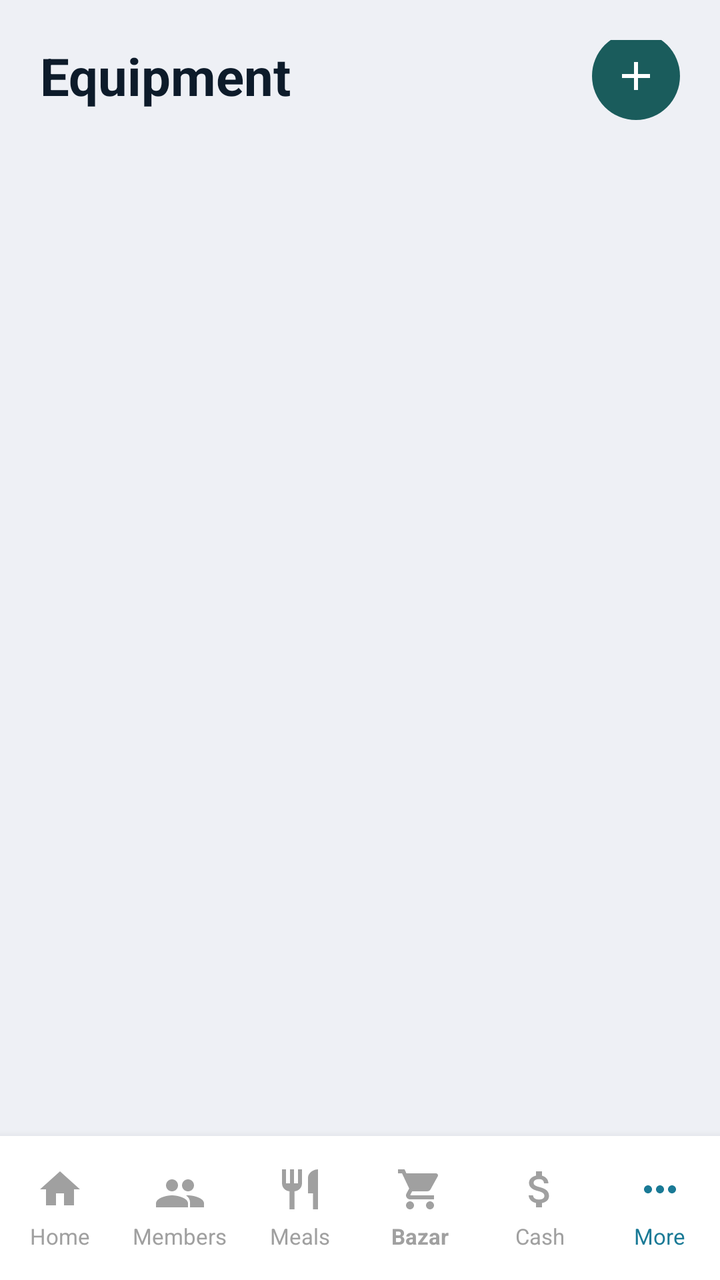
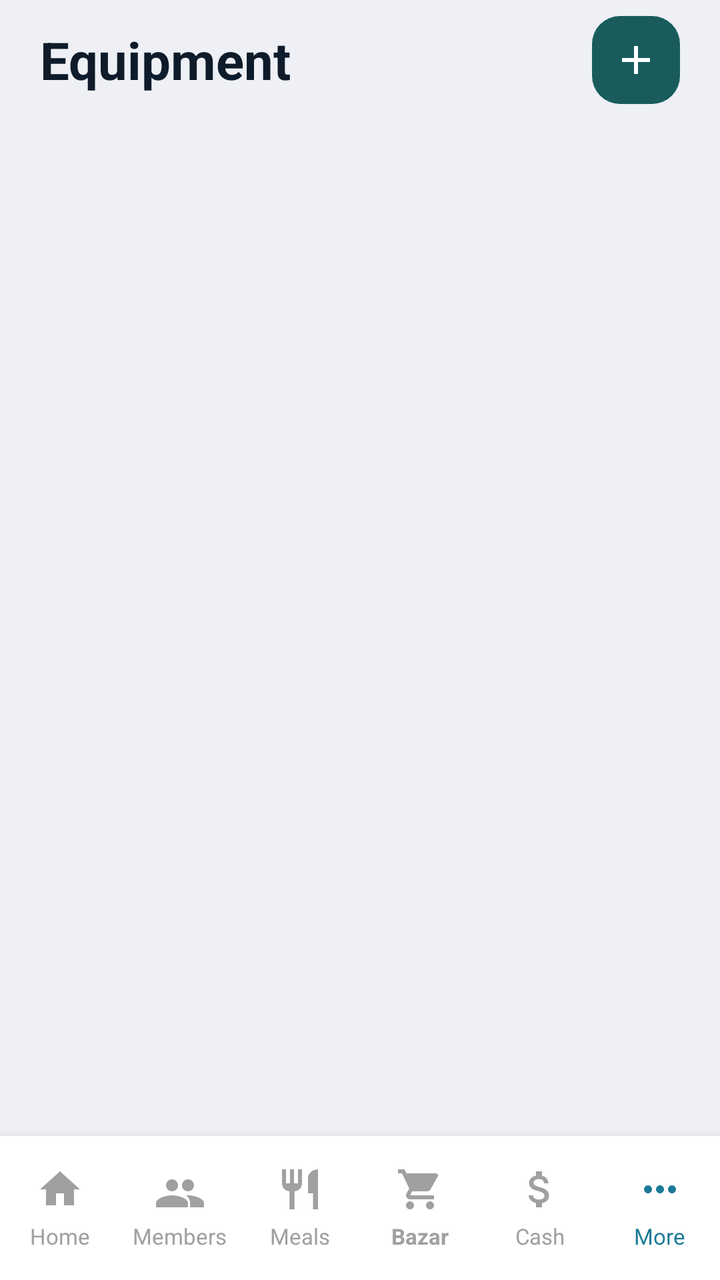

Two renders of the same Android screen: before a commit and after it. Below are the layout's source before the change and the commit's diff.
<!-- AndroidManifest.xml: application theme Theme.MessManagement -->
<!-- res/layout/activity_equipment.xml -->
<?xml version="1.0" encoding="utf-8"?>
<LinearLayout
    xmlns:android="http://schemas.android.com/apk/res/android"
    xmlns:app="http://schemas.android.com/apk/res-auto"
    android:layout_width="match_parent"
    android:layout_height="match_parent"
    android:orientation="vertical"
    android:background="#EEF0F5">

    
    <RelativeLayout
        android:layout_width="match_parent"
        android:layout_height="wrap_content"
        android:paddingHorizontal="20dp"
        android:paddingTop="20dp"
        android:paddingBottom="12dp">

        <TextView
            android:layout_width="wrap_content"
            android:layout_height="wrap_content"
            android:layout_centerVertical="true"
            android:text="Equipment"
            android:textColor="#0D1B2A"
            android:textSize="26sp"
            android:textStyle="bold" />

        <ImageButton
            android:id="@+id/btnAddEquipment"
            android:layout_width="44dp"
            android:layout_height="44dp"
            android:layout_alignParentEnd="true"
            android:layout_centerVertical="true"
            android:background="@drawable/bg_circle_teal"
            android:src="@drawable/ic_add"
            android:contentDescription="Add Equipment" />

    </RelativeLayout>

    
    <androidx.recyclerview.widget.RecyclerView
        android:id="@+id/rvEquipment"
        android:layout_width="match_parent"
        android:layout_height="0dp"
        android:layout_weight="1"
        android:paddingTop="8dp"
        android:paddingBottom="8dp"
        android:clipToPadding="false" />

    <LinearLayout
        android:id="@+id/bottom_nav"
        android:layout_width="match_parent"
        android:layout_height="72dp"
        android:background="@drawable/bottom_nav_background"
        android:baselineAligned="false"
        android:elevation="8dp"
        android:orientation="horizontal"
        app:layout_constraintBottom_toBottomOf="parent">

        
        <LinearLayout
            android:id="@+id/btn_home_layout"
            android:layout_width="0dp"
            android:layout_height="match_parent"
            android:layout_weight="1"
            android:clickable="true"
            android:focusable="true"
            android:background="?attr/selectableItemBackground"
            android:gravity="center"
            android:orientation="vertical">
            <ImageView
                android:layout_width="24dp"
                android:layout_height="24dp"
                android:contentDescription="@string/nav_home"
                android:src="@drawable/ic_home"
                app:tint="@color/nav_inactive" />
            <TextView
                android:layout_width="wrap_content"
                android:layout_height="wrap_content"
                android:layout_marginTop="4dp"
                android:text="@string/nav_home"
                android:textColor="@color/nav_inactive"
                android:textSize="11sp" />
        </LinearLayout>

        
        <LinearLayout
            android:id="@+id/btn_member_layout"
            android:layout_width="0dp"
            android:layout_height="match_parent"
            android:layout_weight="1"
            android:clickable="true"
            android:focusable="true"
            android:background="?attr/selectableItemBackground"
            android:gravity="center"
            android:orientation="vertical">
            <ImageView
                android:layout_width="24dp"
                android:layout_height="24dp"
                android:contentDescription="@string/nav_members"
                android:src="@drawable/ic_members"
                app:tint="@color/nav_inactive" />
            <TextView
                android:layout_width="wrap_content"
                android:layout_height="wrap_content"
                android:layout_marginTop="4dp"
                android:text="@string/nav_members"
                android:textColor="@color/nav_inactive"
                android:textSize="11sp" />
        </LinearLayout>

        
        <LinearLayout
            android:id="@+id/btn_meals_layout"
            android:layout_width="0dp"
            android:layout_height="match_parent"
            android:layout_weight="1"
            android:clickable="true"
            android:focusable="true"
            android:background="?attr/selectableItemBackground"
            android:gravity="center"
            android:orientation="vertical">
            <ImageView
                android:layout_width="24dp"
                android:layout_height="24dp"
                android:contentDescription="@string/nav_meals"
                android:src="@drawable/ic_meals"
                app:tint="@color/nav_inactive" />
            <TextView
                android:layout_width="wrap_content"
                android:layout_height="wrap_content"
                android:layout_marginTop="4dp"
                android:text="@string/nav_meals"
                android:textColor="@color/nav_inactive"
                android:textSize="11sp" />
        </LinearLayout>

        
        <LinearLayout
            android:id="@+id/btn_bazar_layout"
            android:layout_width="0dp"
            android:layout_height="match_parent"
            android:layout_weight="1"
            android:clickable="true"
            android:focusable="true"
            android:background="?attr/selectableItemBackground"
            android:gravity="center"
            android:orientation="vertical">
            <ImageView
                android:layout_width="24dp"
                android:layout_height="24dp"
                android:contentDescription="@string/nav_bazar"
                android:src="@drawable/ic_bazar"
                app:tint="@color/nav_inactive" />
            <TextView
                android:layout_width="wrap_content"
                android:layout_height="wrap_content"
                android:layout_marginTop="4dp"
                android:text="@string/nav_bazar"
                android:textColor="@color/nav_inactive"
                android:textSize="11sp"
                android:textStyle="bold" />
        </LinearLayout>

        
        <LinearLayout
            android:id="@+id/btn_cash_layout"
            android:layout_width="0dp"
            android:layout_height="match_parent"
            android:layout_weight="1"
            android:clickable="true"
            android:focusable="true"
            android:background="?attr/selectableItemBackground"
            android:gravity="center"
            android:orientation="vertical">
            <ImageView
                android:layout_width="24dp"
                android:layout_height="24dp"
                android:contentDescription="@string/nav_cash"
                android:src="@drawable/ic_cash"
                app:tint="@color/nav_inactive" />
            <TextView
                android:layout_width="wrap_content"
                android:layout_height="wrap_content"
                android:layout_marginTop="4dp"
                android:text="@string/nav_cash"
                android:textColor="@color/nav_inactive"
                android:textSize="11sp" />
        </LinearLayout>

        
        <LinearLayout
            android:id="@+id/btn_more_layout"
            android:layout_width="0dp"
            android:layout_height="match_parent"
            android:layout_weight="1"
            android:clickable="true"
            android:focusable="true"
            android:background="?attr/selectableItemBackground"
            android:gravity="center"
            android:orientation="vertical">
            <ImageView
                android:layout_width="24dp"
                android:layout_height="24dp"
                android:contentDescription="@string/nav_more"
                android:src="@drawable/ic_more"
                app:tint="@color/nav_active" />
            <TextView
                android:layout_width="wrap_content"
                android:layout_height="wrap_content"
                android:layout_marginTop="4dp"
                android:text="@string/nav_more"
                android:textColor="@color/nav_active"
                android:textSize="11sp" />
        </LinearLayout>

    </LinearLayout>





</LinearLayout>
<!-- resources referenced by this layout -->
<resources>
  <color name="nav_active">#1a7a96</color>
  <color name="nav_inactive">#a0a0a0</color>
  <!-- drawable bg_circle_teal (drawable) -->
  <?xml version="1.0" encoding="utf-8"?>
  <shape xmlns:android="http://schemas.android.com/apk/res/android"
      android:shape="oval">
      <solid android:color="#1A5C5C" />
  </shape>
  <!-- drawable bottom_nav_background (drawable) -->
  <?xml version="1.0" encoding="utf-8"?>
  <shape xmlns:android="http://schemas.android.com/apk/res/android">
      <solid android:color="@color/white" />
  </shape>
  <!-- drawable ic_add (drawable) -->
  <vector xmlns:android="http://schemas.android.com/apk/res/android"
      android:width="24dp"
      android:height="24dp"
      android:viewportWidth="24"
      android:viewportHeight="24">
      <path
          android:fillColor="@android:color/white"
          android:pathData="M19,13H13V19H11V13H5V11H11V5H13V11H19V13Z" />
  </vector>
  <!-- drawable ic_home (drawable) -->
  <vector xmlns:android="http://schemas.android.com/apk/res/android"
      android:width="24dp"
      android:height="24dp"
      android:viewportWidth="24"
      android:viewportHeight="24">
      <path
          android:fillColor="@android:color/black"
          android:pathData="M10,20V14H14V20H19V12H22L12,3L2,12H5V20H10Z" />
  </vector>
  <!-- drawable ic_meals (drawable) -->
  <vector xmlns:android="http://schemas.android.com/apk/res/android"
      android:width="24dp"
      android:height="24dp"
      android:viewportWidth="24"
      android:viewportHeight="24">
      <path
          android:fillColor="@android:color/black"
          android:pathData="M11,9H9V2H7V9H5V2H3V9C3,11.12 4.66,12.84 6.75,12.97V22H9.25V12.97C11.34,12.84 13,11.12 13,9V2H11V9M16,6V14H18.5V22H21V2C18.24,2 16,4.24 16,6Z" />
  </vector>
  <!-- drawable ic_members (drawable) -->
  <vector xmlns:android="http://schemas.android.com/apk/res/android"
      android:width="24dp"
      android:height="24dp"
      android:viewportWidth="24"
      android:viewportHeight="24">
      <path
          android:fillColor="@android:color/black"
          android:pathData="M16,13C17.66,13 19,11.66 19,10C19,8.34 17.66,7 16,7C14.34,7 13,8.34 13,10C13,11.66 14.34,13 16,13M8,13C9.66,13 11,11.66 11,10C11,8.34 9.66,7 8,7C6.34,7 5,8.34 5,10C5,11.66 6.34,13 8,13M8,15C5.33,15 0,16.33 0,19V21H16V19C16,16.33 10.67,15 8,15M16,15C15.71,15 15.38,15.02 15.03,15.05C16.22,15.89 17,17.06 17,18.5V21H24V19C24,16.33 18.67,15 16,15Z" />
  </vector>
  <!-- drawable ic_more (drawable) -->
  <vector xmlns:android="http://schemas.android.com/apk/res/android"
      android:width="24dp"
      android:height="24dp"
      android:viewportWidth="24"
      android:viewportHeight="24">
      <path
          android:fillColor="@android:color/black"
          android:pathData="M6,10C4.9,10 4,10.9 4,12C4,13.1 4.9,14 6,14C7.1,14 8,13.1 8,12C8,10.9 7.1,10 6,10M18,10C16.9,10 16,10.9 16,12C16,13.1 16.9,14 18,14C19.1,14 20,13.1 20,12C20,10.9 19.1,10 18,10M12,10C10.9,10 10,10.9 10,12C10,13.1 10.9,14 12,14C13.1,14 14,13.1 14,12C14,10.9 13.1,10 12,10Z" />
  </vector>
  <string name="nav_bazar">Bazar</string>
  <string name="nav_cash">Cash</string>
  <string name="nav_home">Home</string>
  <string name="nav_meals">Meals</string>
  <string name="nav_members">Members</string>
  <string name="nav_more">More</string>
  <style name="Theme.MessManagement" parent="Theme.Material3.Light.NoActionBar">
          
          <item name="colorPrimary">@color/nav_active</item>
          <item name="colorOnPrimary">@color/white</item>
          
          <item name="colorSecondary">@color/bazar_card_end</item>
          <item name="colorOnSecondary">@color/white</item>
          
          <item name="android:statusBarColor">@color/primary_bg</item>
          <item name="android:windowLightStatusBar">true</item>
          <item name="android:fitsSystemWindows">true</item>
      </style>
  <color name="white">#FFFFFFFF</color>
  <color name="bazar_card_end">#2b8ab0</color>
  <color name="primary_bg">#1a4d63</color>
  <!-- unchanged entries left out for length: 2 -->
</resources>

<!-- the commit's change to res/layout/activity_equipment.xml (unified diff, before → after) -->
@@ -10,10 +10,8 @@
     
     <RelativeLayout
         android:layout_width="match_parent"
-        android:layout_height="wrap_content"
-        android:paddingHorizontal="20dp"
-        android:paddingTop="20dp"
-        android:paddingBottom="12dp">
+        android:layout_height="60dp"
+        android:paddingHorizontal="20dp">
 
         <TextView
             android:layout_width="wrap_content"
@@ -28,6 +26,7 @@
             android:id="@+id/btnAddEquipment"
             android:layout_width="44dp"
             android:layout_height="44dp"
+            android:layout_marginTop="15dp"
             android:layout_alignParentEnd="true"
             android:layout_centerVertical="true"
             android:background="@drawable/bg_circle_teal"
@@ -44,6 +43,7 @@
         android:layout_weight="1"
         android:paddingTop="8dp"
         android:paddingBottom="8dp"
+        android:paddingHorizontal="16dp"
         android:clipToPadding="false" />
 
     <LinearLayout
<!-- resource entries referenced after the edit -->
@@ -5,8 +5,12 @@
   <!-- drawable bg_circle_teal (drawable) -->
   <?xml version="1.0" encoding="utf-8"?>
   <shape xmlns:android="http://schemas.android.com/apk/res/android"
-      android:shape="oval">
+      android:shape="rectangle">
+  
       <solid android:color="#1A5C5C" />
+  
+      <corners android:radius="14dp" />
+  
   </shape>
   <!-- drawable bottom_nav_background (drawable) -->
   <?xml version="1.0" encoding="utf-8"?>
